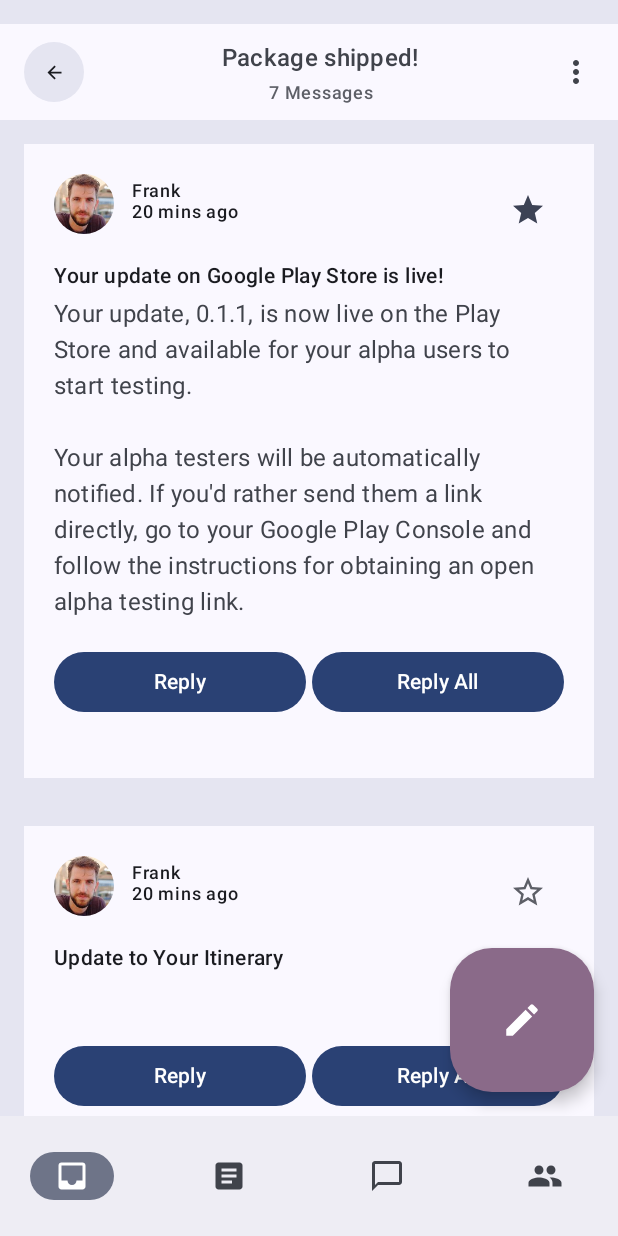
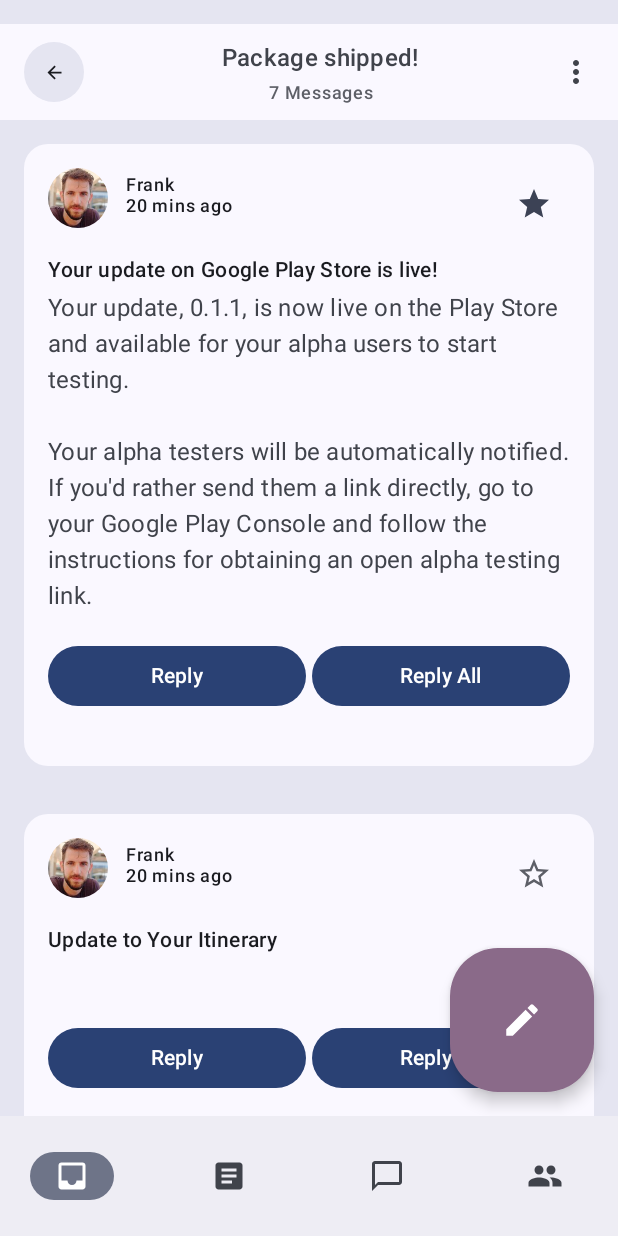
Before and after one commit to DanyCaballero/BasicsMaterial3, an Android app built with Jetpack Compose: the screen it shows after launch (MainActivity), after a tap on "Google", on a phone screen of 412 x 824 dp. Run offline under Robolectric (Android 15) with nearby library versions, the phone set to English and light mode, and no system bars.

Commit message:
Shape the interface

```diff
--- a/app/src/main/java/com/example/reply/ui/components/ReplyAppBars.kt
+++ b/app/src/main/java/com/example/reply/ui/components/ReplyAppBars.kt
@@ -22,6 +22,7 @@ import androidx.compose.foundation.layout.Row
 import androidx.compose.foundation.layout.fillMaxWidth
 import androidx.compose.foundation.layout.padding
 import androidx.compose.foundation.layout.size
+import androidx.compose.foundation.shape.CircleShape
 import androidx.compose.material.icons.Icons
 import androidx.compose.material.icons.filled.ArrowBack
 import androidx.compose.material.icons.filled.MoreVert
@@ -48,7 +49,10 @@ fun ReplySearchBar(modifier: Modifier = Modifier) {
         modifier = modifier
             .fillMaxWidth()
             .padding(16.dp)
-            .background(MaterialTheme.colorScheme.background),
+            .background(
+                MaterialTheme.colorScheme.background,
+                CircleShape
+            ),
         verticalAlignment = Alignment.CenterVertically
     ) {
         Icon(
--- a/app/src/main/java/com/example/reply/ui/components/ReplyEmailThreadItem.kt
+++ b/app/src/main/java/com/example/reply/ui/components/ReplyEmailThreadItem.kt
@@ -48,8 +48,11 @@ fun ReplyEmailThreadItem(
         modifier = modifier
             .fillMaxWidth()
             .padding(16.dp)
-            .background(MaterialTheme.colorScheme.background)
-            .padding(20.dp)
+            .background(
+                MaterialTheme.colorScheme.background,
+                MaterialTheme.shapes.medium
+            )
+            .padding(16.dp)
     ) {
         Row(modifier = Modifier.fillMaxWidth()) {
             ReplyProfileImage(
--- /dev/null
+++ b/app/src/main/java/com/example/reply/ui/theme/Shape.kt
@@ -0,0 +1,13 @@
+package com.example.reply.ui.theme
+
+import androidx.compose.foundation.shape.RoundedCornerShape
+import androidx.compose.material3.Shapes
+import androidx.compose.ui.unit.dp
+
+val shapes = Shapes(
+    extraSmall = RoundedCornerShape(4.dp),
+    small = RoundedCornerShape(8.dp),
+    medium = RoundedCornerShape(16.dp),
+    large = RoundedCornerShape(24.dp),
+    extraLarge = RoundedCornerShape(32.dp)
+    )
--- a/app/src/main/java/com/example/reply/ui/theme/Theme.kt
+++ b/app/src/main/java/com/example/reply/ui/theme/Theme.kt
@@ -114,6 +114,7 @@ fun AppTheme(
     MaterialTheme(
     colorScheme = colors,
     typography = typography,
+    shapes = shapes,
     content = content
     )
 }
```
